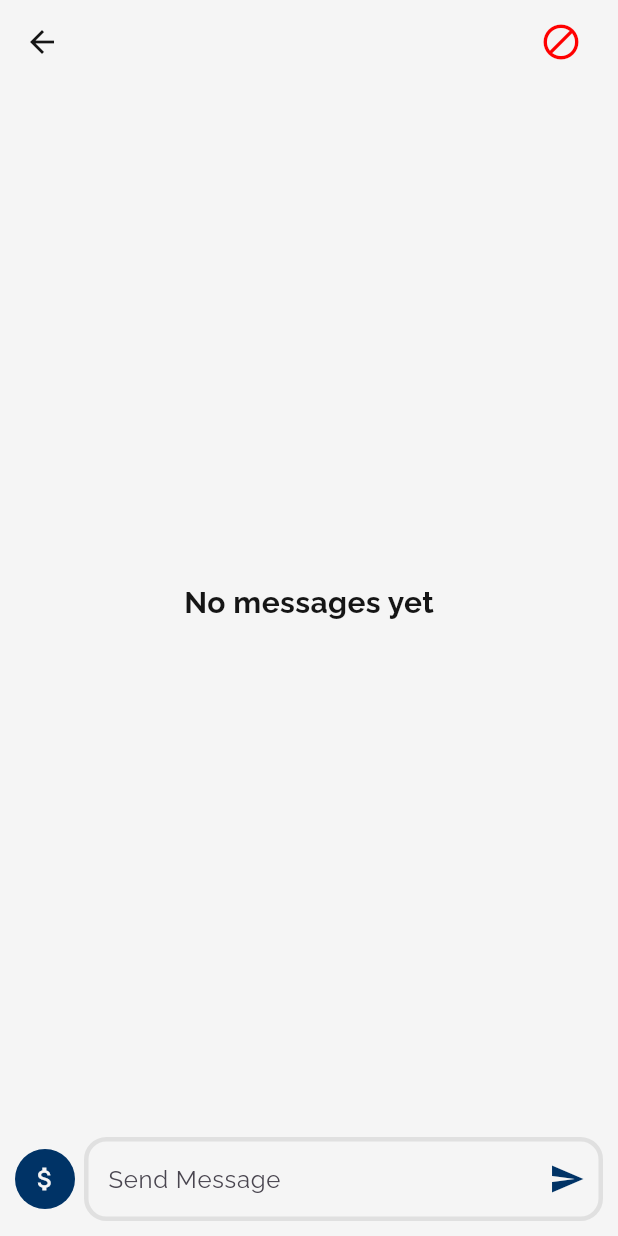
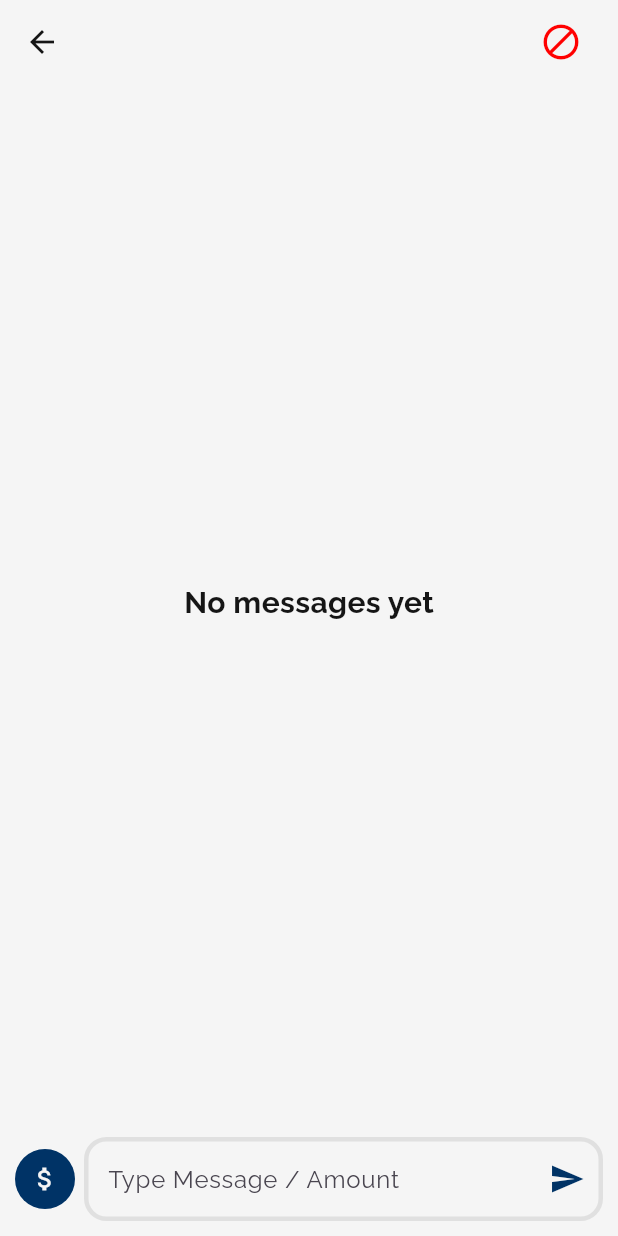
Before and after one commit to devilzred/chatroom, a Flutter app: the ChatScreen screen opened directly with empty values, on a phone screen of 412 x 824 dp. Run offline on Flutter 3.47's test engine with Material 3 defaults, Android fonts, the phone set to English and light mode, and no system bars; our stand-ins replace cloud_firestore, firebase_auth, firebase_core, firebase_storage, flutter_dotenv, flutter_native_splash and 4 more; missing offline and left inert: flutter_stripe; accounts and stored records are empty.

Commit message:
chat  page corrected

```diff
--- a/lib/screens/chat_page.dart
+++ b/lib/screens/chat_page.dart
@@ -127,7 +127,7 @@ class _ChatScreenState extends State<ChatScreen> {
           Expanded(
             child: CustomTextFormField(
               focusNode: myFocusNode,
-              hintText: 'Send Message',
+              hintText: 'Type Message / Amount',
               controller: _messageController,
               suffixIcon: IconButton(
                 onPressed: sendMessage,
```
